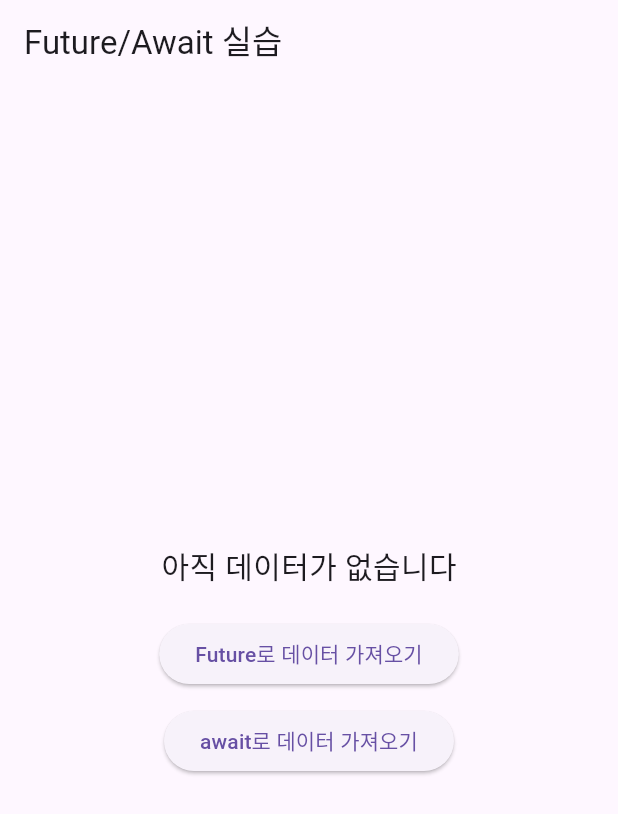
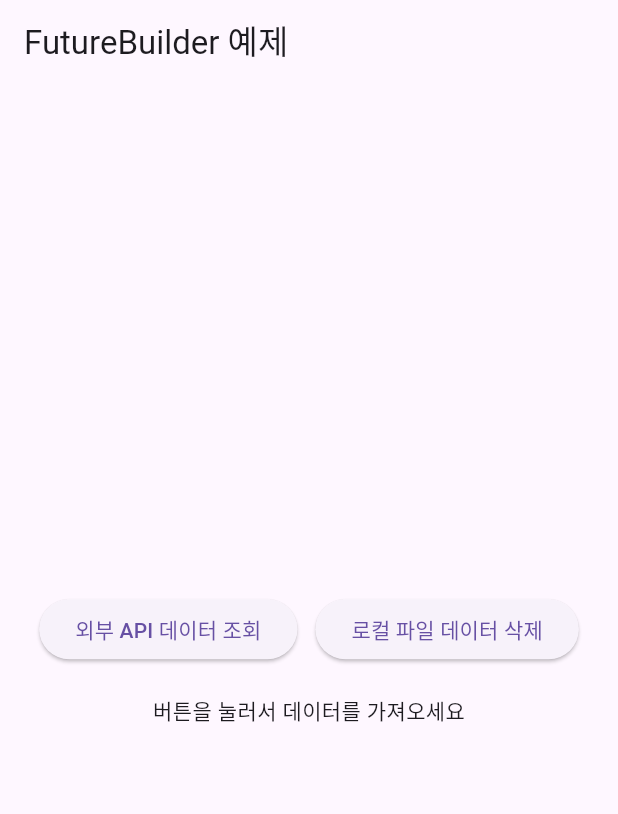
Before and after one commit to Daco2020/hellow_flutter, a Flutter app: the screen it shows after launch, on a phone screen of 412 x 824 dp. Shown: the top 814 px of the screen. Run offline on Flutter 3.47's test engine with Material 3 defaults, Android fonts, the phone set to English and light mode, and no system bars.

Commit message:
07. 비동기 상태에 따라 UI를 바꾸는 FutureBuilder 알아보기

```diff
--- a/lib/main.dart
+++ b/lib/main.dart
@@ -7,86 +7,72 @@ class MyApp extends StatelessWidget {
 
   @override
   Widget build(BuildContext context) {
-    return const MaterialApp(title: 'Future/Await 실습', home: HomeScreen());
+    return MaterialApp(title: 'Future/Await 실습', home: MyHomePage());
   }
 }
 
-class HomeScreen extends StatefulWidget {
-  const HomeScreen({super.key});
-
-  @override
-  State<HomeScreen> createState() => _HomeScreenState();
+Future<String> fetchMessage() async {
+  await Future.delayed(Duration(seconds: 2));
+  return "데이터 도착! 👏";
 }
 
-class _HomeScreenState extends State<HomeScreen> {
-  String resultText = '아직 데이터가 없습니다';
-  bool isLoading = false;
+Future<String> deleteMessage() async {
+  await Future.delayed(Duration(seconds: 2));
+  return "데이터 삭제! 👏";
+}
 
-  // Future 사용 (await 없이)
-  Future<void> getDataWithoutAwait() async {
-    print('1. Future 함수 시작!');
+class MyHomePage extends StatefulWidget {
+  @override
+  _MyHomePageState createState() => _MyHomePageState();
+}
 
-    setState(() {
-      resultText = '요청 보냄 (Future)';
-      isLoading = true;
-    });
-    print('2. Future: setState 완료 (로딩 시작)');
-
-    Future.delayed(const Duration(seconds: 2), () {
-      print('4. Future: 2초 지남! 이제 데이터가 도착했어요');
-      setState(() {
-        resultText = '데이터 도착! (Future)';
-        isLoading = false;
-      });
-      print('5. Future: setState 완료 (로딩 종료)');
-    });
-
-    print('3. Future: 함수 종료 (하지만 데이터는 아직 오는 중...)');
-  }
-
-  // await 사용
-  Future<void> getDataWithAwait() async {
-    print('1. await 함수 시작!');
-
-    setState(() {
-      resultText = '요청 보냄 (await)';
-      isLoading = true;
-    });
-    print('2. await: setState 완료 (로딩 시작)');
-
-    await Future.delayed(const Duration(seconds: 2), () {
-      print('4. await: 2초 지남! 이제 데이터가 도착했어요');
-      setState(() {
-        resultText = '데이터 도착! (await)';
-        isLoading = false;
-      });
-      print('5. await: setState 완료 (로딩 종료)');
-    });
-
-    print('6. await: 함수 종료 (모든 처리가 완료됨)');
-  }
+class _MyHomePageState extends State<MyHomePage> {
+  Future<String>? _future;
 
   @override
   Widget build(BuildContext context) {
     return Scaffold(
-      appBar: AppBar(title: const Text('Future/Await 실습')),
+      appBar: AppBar(title: Text('FutureBuilder 예제')),
       body: Center(
         child: Column(
           mainAxisAlignment: MainAxisAlignment.center,
           children: [
-            if (isLoading)
-              const CircularProgressIndicator()
-            else
-              Text(resultText, style: const TextStyle(fontSize: 20)),
-            const SizedBox(height: 20),
-            ElevatedButton(
-              onPressed: getDataWithoutAwait,
-              child: const Text('Future로 데이터 가져오기'),
+            Row(
+              mainAxisAlignment: MainAxisAlignment.center,
+              children: [
+                ElevatedButton(
+                  onPressed: () {
+                    setState(() {
+                      _future = fetchMessage();
+                    });
+                  },
+                  child: Text('외부 API 데이터 조회'),
+                ),
+                SizedBox(width: 12),
+                ElevatedButton(
+                  onPressed: () {
+                    setState(() {
+                      _future = deleteMessage();
+                    });
+                  },
+                  child: Text('로컬 파일 데이터 삭제'),
+                ),
+              ],
             ),
-            const SizedBox(height: 10),
-            ElevatedButton(
-              onPressed: getDataWithAwait,
-              child: const Text('await로 데이터 가져오기'),
+            SizedBox(height: 20),
+            FutureBuilder<String>(
+              future: _future,
+              builder: (context, snapshot) {
+                if (snapshot.connectionState == ConnectionState.waiting) {
+                  return CircularProgressIndicator(); // 로딩 중
+                } else if (snapshot.hasError) {
+                  return Text('에러 발생: ${snapshot.error}');
+                } else if (snapshot.hasData) {
+                  return Text('결과: ${snapshot.data}'); // 데이터 도착
+                } else {
+                  return Text('버튼을 눌러서 데이터를 가져오세요');
+                }
+              },
             ),
           ],
         ),
```
